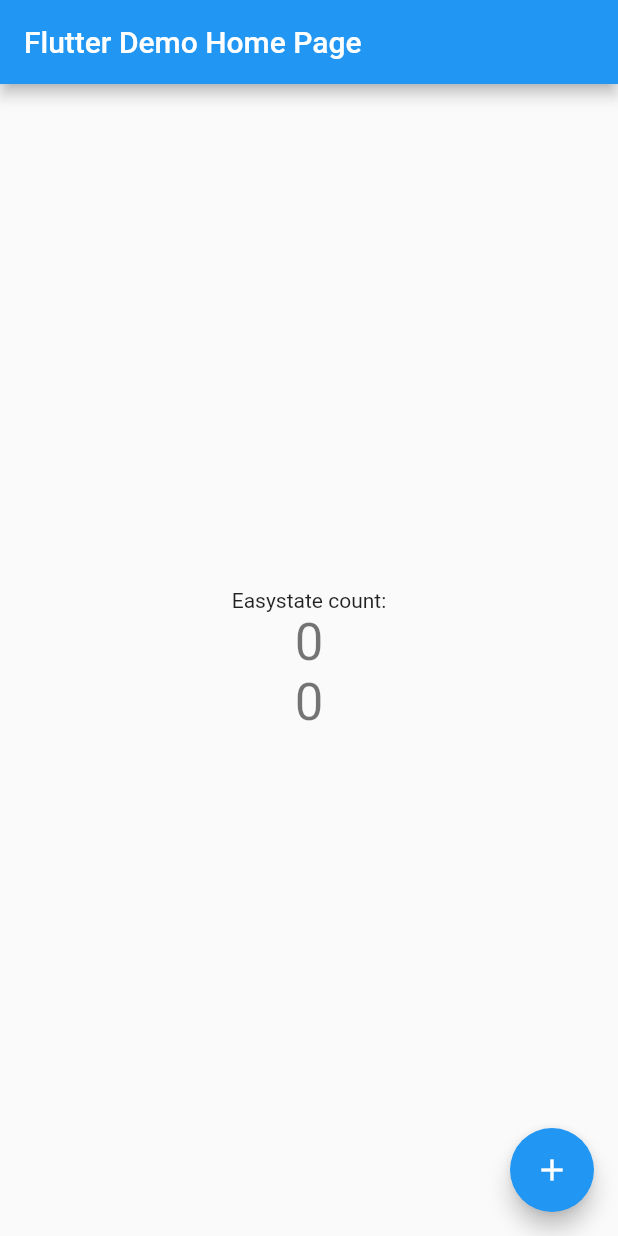
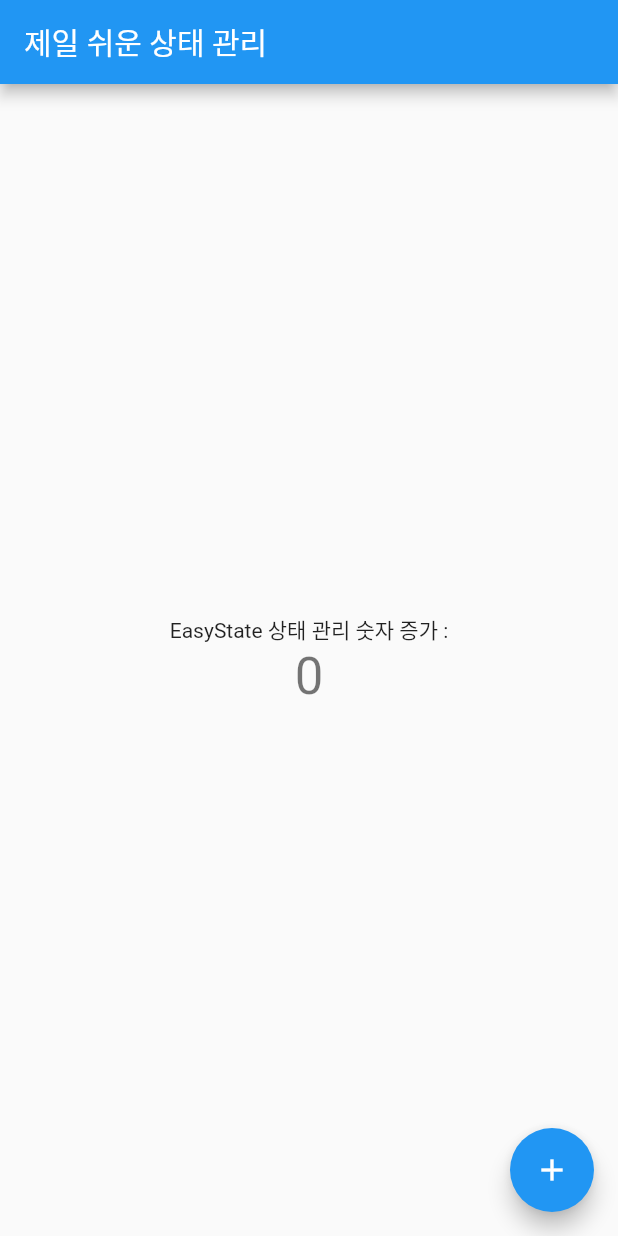
Before and after one commit to thruthesky/easystate_sample, a Flutter app: the screen it shows after launch, after a tap on the "add" icon, on a phone screen of 412 x 824 dp. Run offline on Flutter 3.47's test engine with Material 2 defaults, Android fonts, the phone set to English and light mode, and no system bars; missing offline and left inert: easystate.

Commit message:
update example

```diff
--- a/lib/main.dart
+++ b/lib/main.dart
@@ -1,18 +1,14 @@
 import 'package:easystate/easystate.dart';
 import 'package:flutter/material.dart';
 
-
 class CountModel extends EasyState {
   int value = 0;
-  int value2 = 0;
   increase() {
     value ++;
-    value2 += value;
     update();
   }
 }
 CountModel countModel = CountModel();
-
 
 void main() {
   runApp(MyApp());
@@ -22,45 +18,33 @@ class MyApp extends StatelessWidget {
   @override
   Widget build(BuildContext context) {
     return MaterialApp(
-      title: 'Flutter Demo',
-      theme: ThemeData(
-        primarySwatch: Colors.blue,
-        visualDensity: VisualDensity.adaptivePlatformDensity,
-      ),
-      home: MyHomePage(title: 'Flutter Demo Home Page'),
+      home: MyHomePage(),
     );
   }
 }
 
 class MyHomePage extends StatefulWidget {
-  MyHomePage({Key key, this.title}) : super(key: key);
-
-  final String title;
-
+  MyHomePage({Key key}) : super(key: key);
   @override
   _MyHomePageState createState() => _MyHomePageState();
 }
 
 class _MyHomePageState extends State<MyHomePage> {
 
-
-
   @override
   Widget build(BuildContext context) {
-
-print(countModel.runtimeType);
-
     return Scaffold(
       appBar: AppBar(
-        title: Text(widget.title),
+        title: Text('제일 쉬운 상태 관리'),
       ),
       body: Center(
         child: Column(
           mainAxisAlignment: MainAxisAlignment.center,
           children: <Widget>[
             Text(
-              'Easystate count:',
+              'EasyState 상태 관리 숫자 증가 :',
             ),
+
             StreamBuilder(
               stream: countModel.stream,
               builder: (context, snapshot) => Text(
@@ -68,20 +52,11 @@ print(countModel.runtimeType);
                 style: Theme.of(context).textTheme.headline4,
               ),
             ),
-            StreamBuilder(
-              stream: countModel.stream,
-              builder: (context, snapshot) => Text(
-                snapshot.data != null ? snapshot.data.value2.toString() : '0',
-                style: Theme.of(context).textTheme.headline4,
-              ),
-            ),
           ],
         ),
       ),
       floatingActionButton: FloatingActionButton(
-        onPressed: ()  {
-          countModel.increase();
-          },
+        onPressed: () => countModel.increase(),
         tooltip: 'Increment',
         child: Icon(Icons.add),
       ),
```
